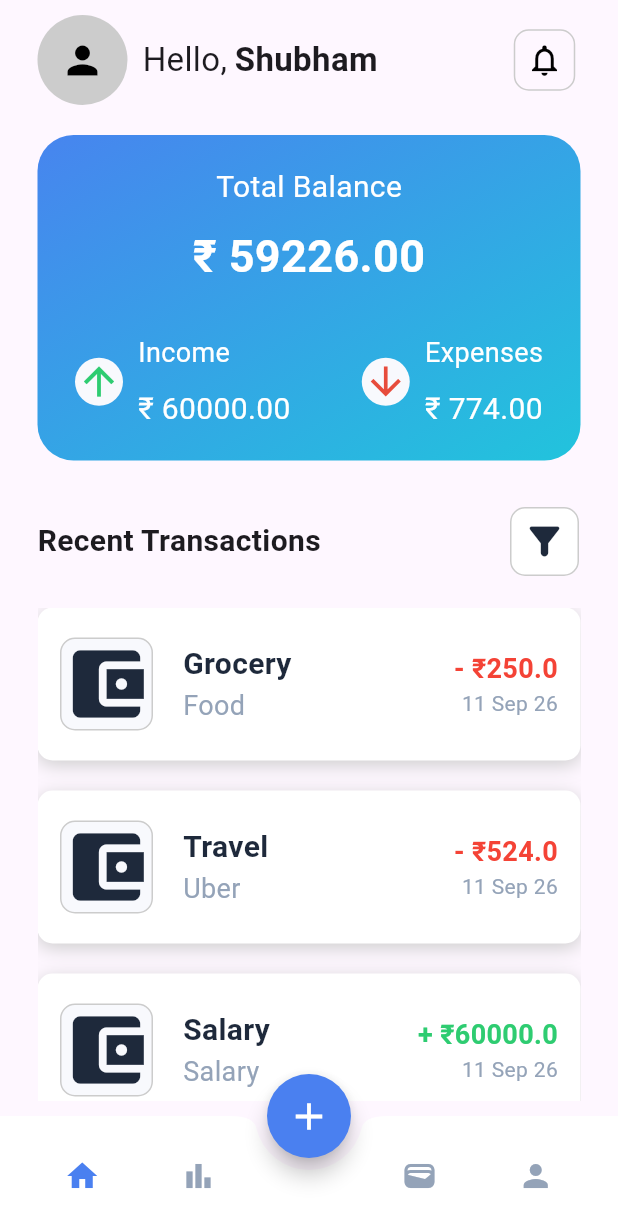
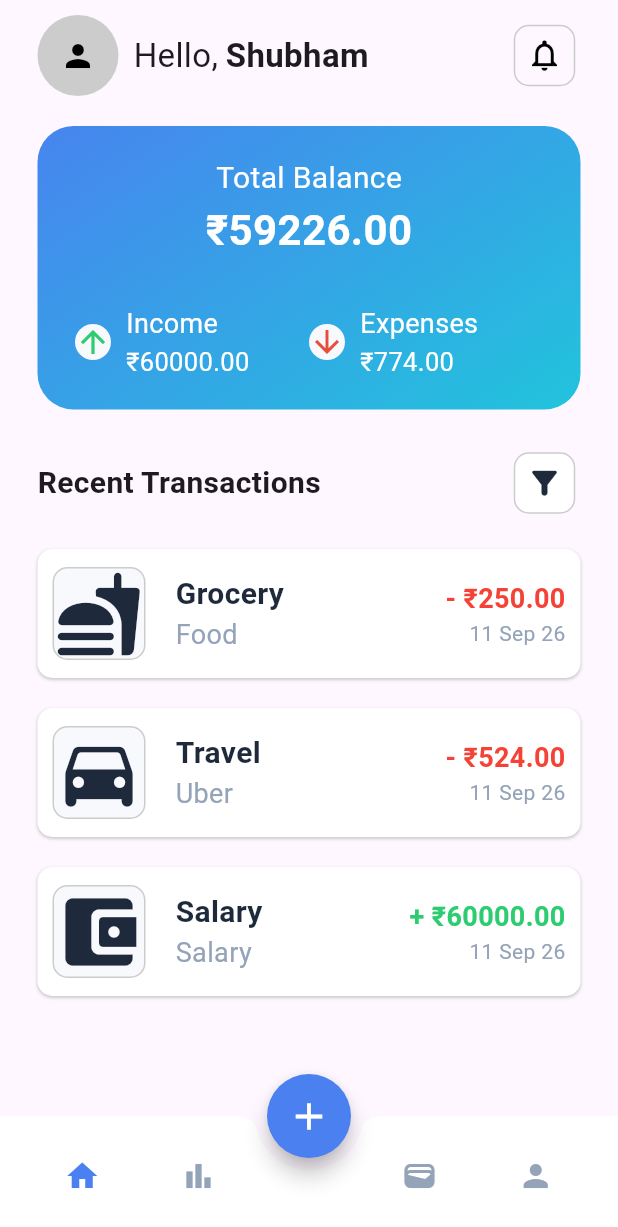
Before and after one commit to ShubhamSharma170/expenses_tracker, a Flutter app: the screen it shows after launch, on a phone screen of 412 x 824 dp. Shown: the top 1227 px of the screen. Run offline on Flutter 3.47's test engine with Material 3 defaults, Android fonts, the phone set to English and light mode, and no system bars.

Commit message:
feat: complete dynamic transaction insertion and responsive layout

```diff
--- a/lib/core/constant/app_colors.dart
+++ b/lib/core/constant/app_colors.dart
@@ -5,6 +5,8 @@ class AppColors {
   AppColors._();
 
   static const Color grey = Color(0xFFCCCCCC);
+
+  static const Color trans = Colors.transparent;
 
   static const Color white = Colors.white;
   static const Color black = Colors.black;
--- a/lib/models/transaction_model.dart
+++ b/lib/models/transaction_model.dart
@@ -1,3 +1,5 @@
+import 'package:flutter/material.dart';
+
 enum TransactionType { income, expense }
 
 class TransactionModel {
@@ -6,8 +8,10 @@ class TransactionModel {
   final DateTime date;
   final TransactionType type;
   final String category;
+  final IconData? icon;
 
   TransactionModel({
+    required this.icon,
     required this.title,
     required this.amount,
     required this.date,
--- a/lib/screen/home.dart
+++ b/lib/screen/home.dart
@@ -12,6 +12,7 @@ class HomeScreen extends StatefulWidget {
 
 class _HomeScreenState extends State<HomeScreen> {
   String _selectedCategory = 'Food';
+  IconData? _selectedIcon = Icons.fastfood_rounded;
 
   final List<Map<String, dynamic>> _categories = [
     {'name': 'Food', 'icon': Icons.fastfood_rounded},
@@ -34,8 +35,10 @@ class _HomeScreenState extends State<HomeScreen> {
       date: DateTime.now(),
       type: TransactionType.expense,
       category: "Grocery",
+      icon: Icons.fastfood_rounded,
     ),
     TransactionModel(
+      icon: Icons.directions_car_rounded,
       title: "Uber",
       amount: 524,
       date: DateTime.now(),
@@ -43,6 +46,7 @@ class _HomeScreenState extends State<HomeScreen> {
       category: "Travel",
     ),
     TransactionModel(
+      icon: Icons.account_balance_wallet_rounded,
       title: "Salary",
       amount: 60000,
       date: DateTime.now(),
@@ -70,8 +74,11 @@ class _HomeScreenState extends State<HomeScreen> {
     return totalIncome - totalExpenses;
   }
 
+  //
+
   @override
   Widget build(BuildContext context) {
+    var mq = MediaQuery.of(context).size.width;
     return Scaffold(
       body: SafeArea(
         child: Container(
@@ -86,11 +93,11 @@ class _HomeScreenState extends State<HomeScreen> {
                   Row(
                     children: [
                       CircleAvatar(
-                        radius: 30,
+                        radius: 27,
                         backgroundColor: AppColors.grey,
                         child: Icon(
                           Icons.person,
-                          size: 30,
+                          // size: 30,
                           color: Colors.black,
                         ),
                       ),
@@ -147,32 +154,40 @@ class _HomeScreenState extends State<HomeScreen> {
                       "Total Balance",
                       style: TextStyle(fontSize: 20, color: Colors.white),
                     ),
-                    SizedBox(height: 10),
-                    Text(
-                      "₹ ${totalBalance.toStringAsFixed(2)}",
+                    // SizedBox(height: 10),
+                    Container(
+                      alignment: Alignment.center,
+                      width: double.infinity,
+                      child: Text(
+                        "₹${totalBalance.toStringAsFixed(2)}",
+                        maxLines: 1,
+                        overflow: TextOverflow.ellipsis,
                         style: TextStyle(
-                        fontSize: 30,
+                          fontSize: 28,
                           fontWeight: FontWeight.bold,
                           color: Colors.white,
+                        ),
                       ),
                     ),
                     SizedBox(height: 30),
                     Row(
                       mainAxisAlignment: MainAxisAlignment.spaceBetween,
                       children: [
-                        Row(
+                        Expanded(
+                          child: Row(
                             children: [
                               CircleAvatar(
-                              radius: 16,
+                                radius: 12,
                                 backgroundColor: AppColors.background,
                                 child: Icon(
                                   Icons.arrow_upward,
                                   color: AppColors.incomeGreen,
-                                size: 30,
+                                  // size: 30,
                                 ),
                               ),
                               SizedBox(width: 10),
-                            Column(
+                              Expanded(
+                                child: Column(
                                   crossAxisAlignment: CrossAxisAlignment.start,
                                   children: [
                                     Text(
@@ -182,31 +197,40 @@ class _HomeScreenState extends State<HomeScreen> {
                                         color: Colors.white,
                                       ),
                                     ),
-                                SizedBox(height: 10),
-                                Text(
-                                  "₹ ${totalIncome.toStringAsFixed(2)}",
+                                    // SizedBox(height: 5),
+                                    SizedBox(
+                                      width: mq * 0.25,
+                                      child: Text(
+                                        "₹${totalIncome.toStringAsFixed(2)}",
+                                        maxLines: 1,
+                                        overflow: TextOverflow.ellipsis,
                                         style: TextStyle(
-                                    fontSize: 20,
+                                          fontSize: 17,
                                           color: Colors.white,
+                                        ),
                                       ),
                                     ),
                                   ],
                                 ),
+                              ),
                             ],
                           ),
-                        Row(
+                        ),
+                        Expanded(
+                          child: Row(
                             children: [
                               CircleAvatar(
-                              radius: 16,
+                                radius: 12,
                                 backgroundColor: AppColors.background,
                                 child: Icon(
                                   Icons.arrow_downward,
                                   color: AppColors.expenseRed,
-                                size: 30,
+                                  // size: 30,
                                 ),
                               ),
                               SizedBox(width: 10),
-                            Column(
+                              Expanded(
+                                child: Column(
                                   crossAxisAlignment: CrossAxisAlignment.start,
 
                                   children: [
@@ -217,17 +241,24 @@ class _HomeScreenState extends State<HomeScreen> {
                                         color: Colors.white,
                                       ),
                                     ),
-                                SizedBox(height: 10),
-                                Text(
-                                  "₹ ${totalExpenses.toStringAsFixed(2)}",
+                                    // SizedBox(height: 10),
+                                    SizedBox(
+                                      width: mq * 0.25,
+                                      child: Text(
+                                        "₹${totalExpenses.toStringAsFixed(2)}",
+                                        maxLines: 1,
+                                        overflow: TextOverflow.ellipsis,
                                         style: TextStyle(
-                                    fontSize: 20,
+                                          fontSize: 17,
                                           color: Colors.white,
+                                        ),
                                       ),
                                     ),
                                   ],
                                 ),
+                              ),
                             ],
+                          ),
                         ),
                       ],
                     ),
@@ -235,7 +266,7 @@ class _HomeScreenState extends State<HomeScreen> {
                 ),
               ),
 
-              SizedBox(height: 30),
+              SizedBox(height: 25),
               // Transaction List
               Row(
                 mainAxisAlignment: MainAxisAlignment.spaceBetween,
@@ -259,7 +290,7 @@ class _HomeScreenState extends State<HomeScreen> {
                     onPressed: () {},
                     icon: Icon(
                       Icons.filter_alt_rounded,
-                      size: 30,
+                      size: 25,
                       color: AppColors.textDark,
                     ),
                   ),
@@ -276,8 +307,8 @@ class _HomeScreenState extends State<HomeScreen> {
                       children: [
                         Container(
                           padding: EdgeInsets.symmetric(
-                            vertical: 20,
-                            horizontal: 15,
+                            vertical: 12,
+                            horizontal: 10,
                           ),
                           decoration: BoxDecoration(
                             color: AppColors.white,
@@ -285,11 +316,11 @@ class _HomeScreenState extends State<HomeScreen> {
                             boxShadow: [
                               BoxShadow(
                                 color: AppColors.grey,
-                                spreadRadius: 0,
-                                blurRadius: 10,
+                                spreadRadius: -0,
+                                blurRadius: 1,
                                 offset: Offset(
                                   0,
-                                  3,
+                                  1,
                                 ), // changes position of shadow
                               ),
                             ],
@@ -297,16 +328,19 @@ class _HomeScreenState extends State<HomeScreen> {
                           child: Row(
                             mainAxisAlignment: MainAxisAlignment.spaceBetween,
                             children: [
-                              Row(
+                              Expanded(
+                                child: Row(
                                   children: [
                                     Container(
                                       decoration: BoxDecoration(
                                         color: AppColors.background,
-                                      border: Border.all(color: AppColors.grey),
+                                        border: Border.all(
+                                          color: AppColors.grey,
+                                        ),
                                         borderRadius: BorderRadius.circular(10),
                                       ),
                                       child: Icon(
-                                      Icons.account_balance_wallet,
+                                        item.icon,
                                         size: 60,
                                         color: AppColors.textDark,
                                       ),
@@ -335,22 +369,22 @@ class _HomeScreenState extends State<HomeScreen> {
                                     ),
                                   ],
                                 ),
-                              Column(
+                              ),
+                              Flexible(
+                                child: Column(
                                   crossAxisAlignment: CrossAxisAlignment.end,
                                   children: [
+                                    Text(
                                       item.type == TransactionType.expense
-                                      ? Text(
-                                          "- ₹${item.amount.toString()}",
+                                          ? "- ₹${item.amount.toStringAsFixed(2)}"
+                                          : "+ ₹${item.amount.toStringAsFixed(2)}",
+                                      maxLines: 1,
+                                      overflow: TextOverflow.ellipsis,
                                       style: TextStyle(
-                                            color: AppColors.red,
-                                            fontWeight: FontWeight.bold,
-                                            fontSize: 18,
-                                          ),
-                                        )
-                                      : Text(
-                                          "+ ₹${item.amount.toString()}",
-                                          style: TextStyle(
-                                            color: AppColors.incomeGreen,
+                                        color:
+                                            item.type == TransactionType.expense
+                                            ? AppColors.red
+                                            : AppColors.incomeGreen,
                                         fontWeight: FontWeight.bold,
                                         fontSize: 18,
                                       ),
@@ -363,6 +397,7 @@ class _HomeScreenState extends State<HomeScreen> {
                                       ),
                                     ),
                                   ],
+                                ),
                               ),
                             ],
                           ),
@@ -443,6 +478,7 @@ class _HomeScreenState extends State<HomeScreen> {
       date: DateTime.now(),
       type: _selectedType,
       category: _selectedCategory,
+      icon: _selectedIcon,
     );
 
     setState(() {
@@ -455,6 +491,7 @@ class _HomeScreenState extends State<HomeScreen> {
   }
 
   Widget _buildAddTransactionSheet() {
+    double mq = MediaQuery.of(context).size.width;
     return Padding(
       padding: EdgeInsets.only(
         bottom: MediaQuery.of(context).viewInsets.bottom,
@@ -490,7 +527,7 @@ class _HomeScreenState extends State<HomeScreen> {
               // toggle buttons for income and expense
               SizedBox(
                 // color: Colors.red,
-                width: MediaQuery.of(context).size.width * 0.6,
+                width: mq * 0.6,
                 child: Row(
                   mainAxisAlignment: MainAxisAlignment.center,
                   children: [
@@ -596,6 +633,9 @@ class _HomeScreenState extends State<HomeScreen> {
                   if (value != null) {
                     setState(() {
                       _selectedCategory = value;
+                      _selectedIcon = _categories.firstWhere(
+                        (category) => category['name'] == value,
+                      )['icon'];
                     });
                   }
                 },
```
Lines whose indentation alone changed are shown as unchanged.
